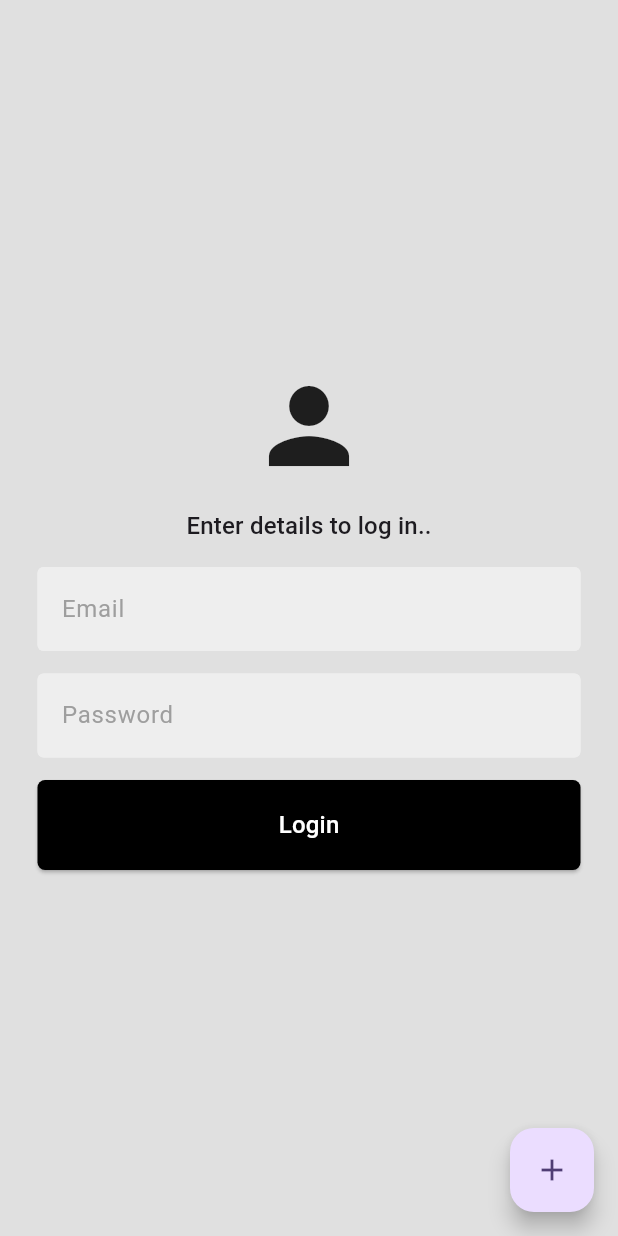
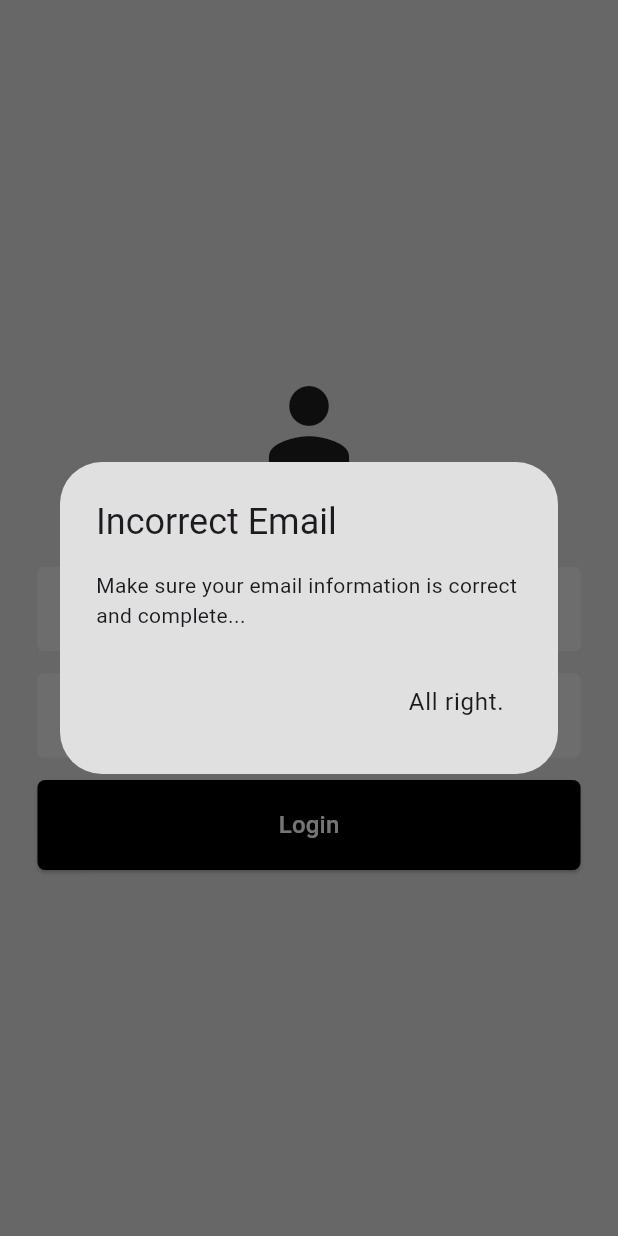
Before and after one commit to nurllhk/UserApp, a Flutter app: the Login screen opened directly, after a tap on "Login", on a phone screen of 412 x 824 dp. Run offline on Flutter 3.47's test engine with Material 3 defaults, Android fonts, the phone set to English and light mode, and no system bars; our stand-ins replace shared_preferences; missing offline and left inert: dart:ffi; accounts and stored records are empty.

Commit message:
User login process and token process completed

```diff
--- a/lib/services/auth_serivice.dart
+++ b/lib/services/auth_serivice.dart
@@ -1,10 +1,11 @@
 import 'dart:convert';
+import 'dart:ffi';
 
 import 'package:http/http.dart' as http;
 import 'package:shared_preferences/shared_preferences.dart';
 
 class AuthServices {
-  Future<void> signinWithEmailAndPassword(String email, String password) async {
+  Future<bool> signinWithEmailAndPassword(String email, String password) async {
     final response = await http.post(
       Uri.parse('https://reqres.in/api/login'),
       body: {
@@ -16,8 +17,10 @@ class AuthServices {
     if (response.statusCode == 200) {
       Map<String, dynamic> res = jsonDecode(response.body);
       saveAuthToken(res["token"]);
+      return true;
     } else {
-      throw Exception("Hata ${response.statusCode}");
+      return false;
+      // throw Exception("Hata ${response.statusCode}");
     }
   }
 
--- /dev/null
+++ b/lib/views/components/show_dialog.dart
@@ -0,0 +1,29 @@
+import 'package:flutter/material.dart';
+
+Future<void> dialogBuilder(
+    BuildContext context, String titile, String bodyTtile) {
+  return showDialog<void>(
+    context: context,
+    builder: (BuildContext context) {
+      return AlertDialog(
+        backgroundColor: Colors.grey[300],
+        title: Text(titile),
+        content: Text(bodyTtile),
+        actions: <Widget>[
+          TextButton(
+            style: TextButton.styleFrom(
+              textStyle: Theme.of(context).textTheme.labelLarge,
+            ),
+            child: Text(
+              'All right.',
+              style: Theme.of(context).textTheme.bodyLarge,
+            ),
+            onPressed: () {
+              Navigator.of(context).pop();
+            },
+          ),
+        ],
+      );
+    },
+  );
+}
--- /dev/null
+++ b/lib/views/components/validaton.dart
@@ -0,0 +1,5 @@
+bool isValidEmail(String email) {
+  final emailRegex = RegExp(r'^[\w-\.]+@([\w-]+\.)+[\w-]{2,4}$');
+
+  return emailRegex.hasMatch(email);
+}
--- a/lib/views/login_view.dart
+++ b/lib/views/login_view.dart
@@ -1,10 +1,10 @@
-
 import 'package:flutter/material.dart';
+import 'package:userapp/main.dart';
+import 'package:userapp/views/components/show_dialog.dart';
+import 'package:userapp/views/components/validaton.dart';
 
 import '../services/auth_serivice.dart';
 import 'components/custom_input.dart';
-
-
 
 class Login extends StatefulWidget {
   const Login({super.key});
@@ -16,12 +16,10 @@ class Login extends StatefulWidget {
 class _LoginState extends State<Login> {
   TextEditingController emailController = TextEditingController();
   TextEditingController passwordController = TextEditingController();
+
   @override
   Widget build(BuildContext context) {
     return Scaffold(
-      floatingActionButton: FloatingActionButton(onPressed: (){
-
-      },child: Icon(Icons.add),),
       backgroundColor: Colors.grey[300],
       body: SafeArea(
         child: Center(
@@ -50,9 +48,24 @@ class _LoginState extends State<Login> {
                     hintext: 'Password',
                     obsurtext: true),
                 ElevatedButton(
-                  onPressed: () {
-                    AuthServices().signinWithEmailAndPassword(
-                        emailController.text, passwordController.text);
+                  onPressed: () async {
+                    if (isValidEmail(emailController.text)) {
+                      bool res = await AuthServices()
+                          .signinWithEmailAndPassword(
+                              emailController.text, passwordController.text);
+                      if (res) {
+                        Navigator.of(context)
+                            .push(MaterialPageRoute(builder: (context) {
+                          return const Home();
+                        }));
+                      } else {
+                        dialogBuilder(context, "Incorrect information",
+                            "You have entered incorrect or incomplete information...");
+                      }
+                    } else {
+                      dialogBuilder(context, "Incorrect Email",
+                          "Make sure your email information is correct and complete...");
+                    }
                   },
                   style: ElevatedButton.styleFrom(
                       backgroundColor: Colors.black,
@@ -68,13 +81,11 @@ class _LoginState extends State<Login> {
                         ?.copyWith(color: Colors.white),
                   ),
                 ),
-
               ],
             ),
           ),
         ),
       ),
     );
-
   }
 }
```
Also changed, not shown: lib/main.dart (+1 -6 lines), lib/models/authentication_result.dart (deleted).
